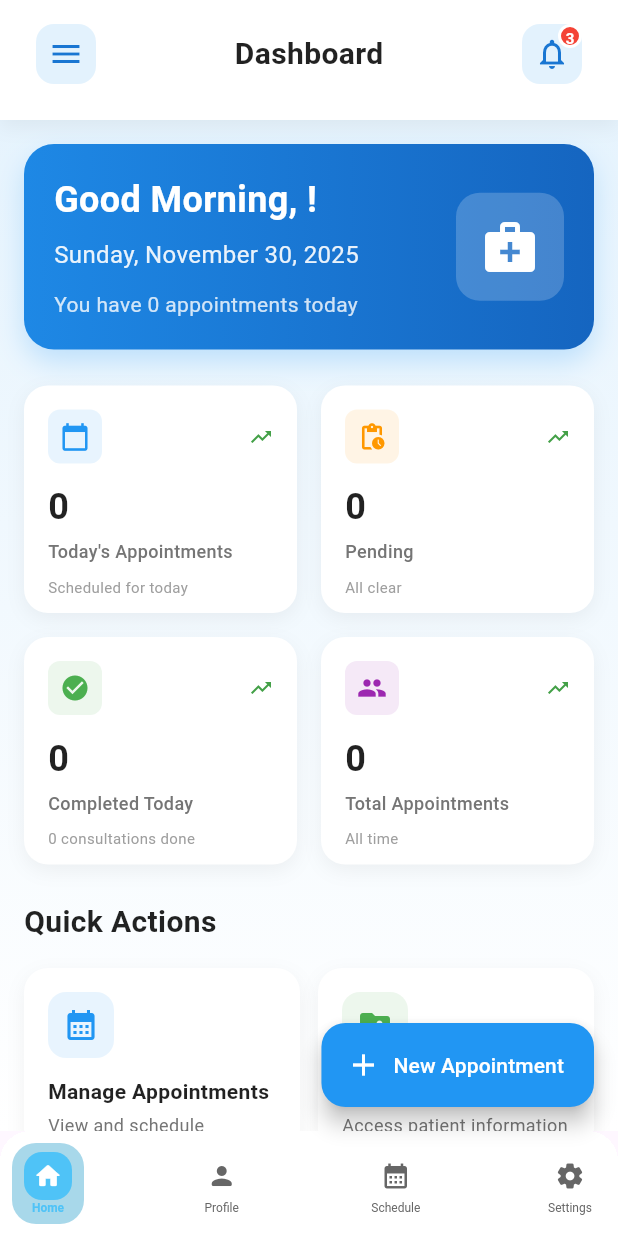
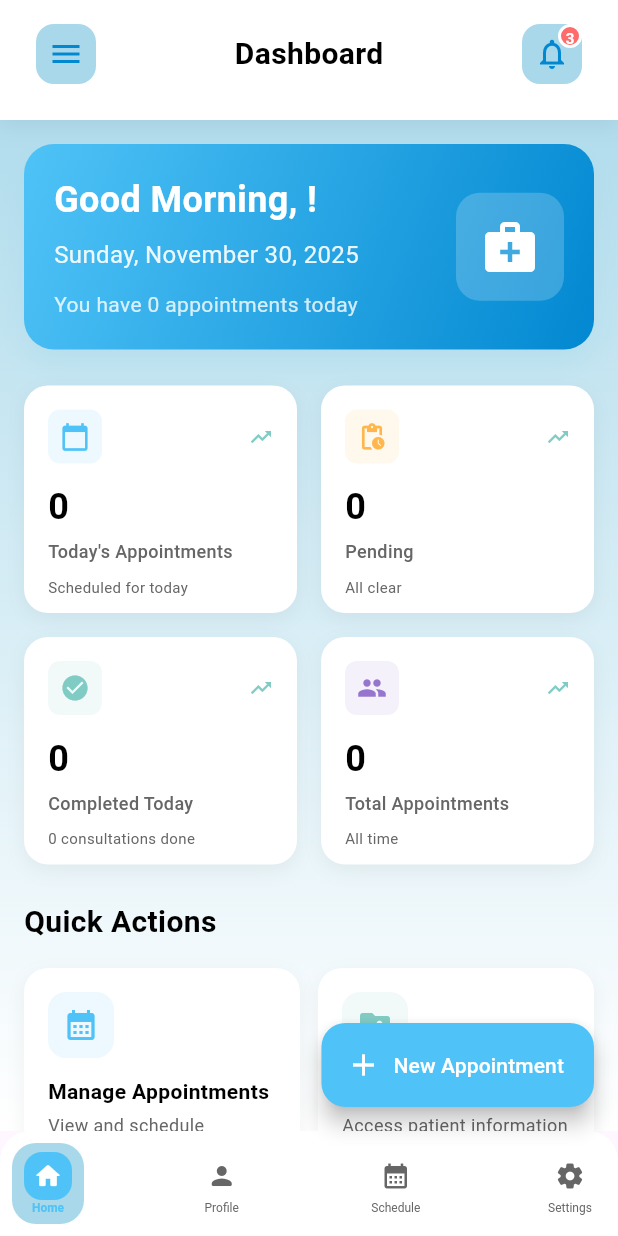
Before and after one commit to M-Shoaib-Arshad/LifeEase-A-smart-healthcare-app, a Flutter app: the DoctorHomeScreen screen opened directly, on a phone screen of 412 x 824 dp. Run offline on Flutter 3.47's test engine with Material 3 defaults, Android fonts, the phone set to English and light mode, and no system bars; our stand-ins replace cloud_firestore, firebase_auth, firebase_core, firebase_storage, flutter_dotenv, flutter_secure_storage and 9 more; missing offline and left inert: agora_rtc_engine; accounts and stored records are empty.

Commit message:
Update doctor home screen with new color scheme
Co-authored-by: M-Shoaib-Arshad <177859990+M-Shoaib-Arshad@users.noreply.github.com>

```diff
--- a/lib/screens/doctor/doctor_home_screen.dart
+++ b/lib/screens/doctor/doctor_home_screen.dart
@@ -7,6 +7,7 @@ import '../../providers/appointment_provider.dart';
 import '../../models/appointment.dart';
 import '../../widgets/side_drawer.dart';
 import '../../widgets/bottom_nav_bar.dart';
+import '../../utils/app_colors.dart';
 
 class DoctorHomeScreen extends StatefulWidget {
   const DoctorHomeScreen({super.key});
@@ -93,13 +94,13 @@ class _DoctorHomeScreenState extends State<DoctorHomeScreen>
     if (_isLoading) {
       return Scaffold(
         body: Container(
-          decoration: BoxDecoration(
+          decoration: const BoxDecoration(
             gradient: LinearGradient(
               begin: Alignment.topCenter,
               end: Alignment.bottomCenter,
               colors: [
-                Colors.blue.shade50,
-                Colors.white,
+                AppColors.primaryLight,
+                AppColors.bgCard,
               ],
             ),
           ),
@@ -131,13 +132,13 @@ class _DoctorHomeScreenState extends State<DoctorHomeScreen>
 
     return Scaffold(
       body: Container(
-        decoration: BoxDecoration(
+        decoration: const BoxDecoration(
           gradient: LinearGradient(
             begin: Alignment.topCenter,
             end: Alignment.bottomCenter,
             colors: [
-              Colors.blue.shade50,
-              Colors.white,
+              AppColors.primaryLight,
+              AppColors.bgCard,
             ],
           ),
         ),
@@ -193,8 +194,8 @@ class _DoctorHomeScreenState extends State<DoctorHomeScreen>
         onPressed: () {
           context.go('/doctor/appointment-management');
         },
-        backgroundColor: Colors.blue,
-        foregroundColor: Colors.white,
+        backgroundColor: AppColors.primary,
+        foregroundColor: AppColors.textLight,
         icon: const Icon(Icons.add),
         label: const Text('New Appointment'),
       ),
@@ -205,7 +206,7 @@ class _DoctorHomeScreenState extends State<DoctorHomeScreen>
     return Container(
       padding: const EdgeInsets.fromLTRB(16, 8, 16, 16),
       decoration: BoxDecoration(
-        color: Colors.white,
+        color: AppColors.bgCard,
         boxShadow: [
           BoxShadow(
             color: Colors.black.withOpacity(0.05),
@@ -221,12 +222,12 @@ class _DoctorHomeScreenState extends State<DoctorHomeScreen>
               icon: Container(
                 padding: const EdgeInsets.all(8),
                 decoration: BoxDecoration(
-                  color: Colors.blue.shade50,
+                  color: AppColors.primaryLight,
                   borderRadius: BorderRadius.circular(12),
                 ),
-                child: Icon(
+                child: const Icon(
                   Icons.menu,
-                  color: Colors.blue.shade700,
+                  color: AppColors.primaryDark,
                 ),
               ),
               onPressed: () => Scaffold.of(context).openDrawer(),
@@ -238,7 +239,7 @@ class _DoctorHomeScreenState extends State<DoctorHomeScreen>
             style: TextStyle(
               fontSize: 20,
               fontWeight: FontWeight.bold,
-              color: Colors.black87,
+              color: AppColors.textPrimary,
             ),
           ),
           const Spacer(),
@@ -248,12 +249,12 @@ class _DoctorHomeScreenState extends State<DoctorHomeScreen>
                 icon: Container(
                   padding: const EdgeInsets.all(8),
                   decoration: BoxDecoration(
-                    color: Colors.blue.shade50,
+                    color: AppColors.primaryLight,
                     borderRadius: BorderRadius.circular(12),
                   ),
-                  child: Icon(
+                  child: const Icon(
                     Icons.notifications_outlined,
-                    color: Colors.blue.shade700,
+                    color: AppColors.primaryDark,
                   ),
                 ),
                 onPressed: () {
@@ -267,15 +268,15 @@ class _DoctorHomeScreenState extends State<DoctorHomeScreen>
                   width: 16,
                   height: 16,
                   decoration: BoxDecoration(
-                    color: Colors.red,
+                    color: AppColors.accentCoral,
                     shape: BoxShape.circle,
-                    border: Border.all(color: Colors.white, width: 2),
+                    border: Border.all(color: AppColors.textLight, width: 2),
                   ),
                   child: const Center(
                     child: Text(
                       '3',
                       style: TextStyle(
-                        color: Colors.white,
+                        color: AppColors.textLight,
                         fontSize: 10,
                         fontWeight: FontWeight.bold,
                       ),
@@ -302,13 +303,11 @@ class _DoctorHomeScreenState extends State<DoctorHomeScreen>
     return Container(
       padding: const EdgeInsets.all(20),
       decoration: BoxDecoration(
-        gradient: LinearGradient(
-          colors: [Colors.blue.shade600, Colors.blue.shade800],
-        ),
+        gradient: AppColors.primaryGradient,
         borderRadius: BorderRadius.circular(20),
         boxShadow: [
           BoxShadow(
-            color: Colors.blue.shade200.withOpacity(0.5),
+            color: AppColors.primaryLight.withOpacity(0.5),
             blurRadius: 15,
             offset: const Offset(0, 8),
           ),
@@ -328,7 +327,7 @@ class _DoctorHomeScreenState extends State<DoctorHomeScreen>
                       style: const TextStyle(
                         fontSize: 24,
                         fontWeight: FontWeight.bold,
-                        color: Colors.white,
+                        color: AppColors.textLight,
                       ),
                     ),
                     const SizedBox(height: 8),
@@ -336,7 +335,7 @@ class _DoctorHomeScreenState extends State<DoctorHomeScreen>
                       DateFormat('EEEE, MMMM d, yyyy').format(now),
                       style: TextStyle(
                         fontSize: 16,
-                        color: Colors.white.withOpacity(0.9),
+                        color: AppColors.textLight.withOpacity(0.9),
                       ),
                     ),
                     const SizedBox(height: 12),
@@ -344,7 +343,7 @@ class _DoctorHomeScreenState extends State<DoctorHomeScreen>
                       'You have $todayAppointmentsCount appointments today',
                       style: TextStyle(
                         fontSize: 14,
-                        color: Colors.white.withOpacity(0.8),
+                        color: AppColors.textLight.withOpacity(0.8),
                       ),
                     ),
                   ],
@@ -353,13 +352,13 @@ class _DoctorHomeScreenState extends State<DoctorHomeScreen>
               Container(
                 padding: const EdgeInsets.all(16),
                 decoration: BoxDecoration(
-                  color: Colors.white.withOpacity(0.2),
+                  color: AppColors.textLight.withOpacity(0.2),
                   borderRadius: BorderRadius.circular(16),
                 ),
                 child: const Icon(
                   Icons.medical_services,
                   size: 40,
-                  color: Colors.white,
+                  color: AppColors.textLight,
                 ),
               ),
             ],
@@ -376,21 +375,21 @@ class _DoctorHomeScreenState extends State<DoctorHomeScreen>
         'title': 'Today\'s Appointments',
         'value': todayAppointments.toString(),
         'icon': Icons.calendar_today,
-        'color': Colors.blue,
+        'color': AppColors.primary,
         'change': 'Scheduled for today',
       },
       {
         'title': 'Pending',
         'value': pendingAppointments.toString(),
         'icon': Icons.pending_actions,
-        'color': Colors.orange,
+        'color': AppColors.warning,
         'change': pendingAppointments > 0 ? 'Needs attention' : 'All clear',
       },
       {
         'title': 'Completed Today',
         'value': completedToday.toString(),
         'icon': Icons.check_circle,
-        'color': Colors.green,
+        'color': AppColors.accentMint,
         'change': '$completedToday consultations done',
       },
       {
@@ -400,7 +399,7 @@ class _DoctorHomeScreenState extends State<DoctorHomeScreen>
             .length
             .toString(),
         'icon': Icons.people,
-        'color': Colors.purple,
+        'color': AppColors.accentPurple,
         'change': 'All time',
       },
     ];
@@ -420,7 +419,7 @@ class _DoctorHomeScreenState extends State<DoctorHomeScreen>
         return Container(
           padding: const EdgeInsets.all(16),
           decoration: BoxDecoration(
-            color: Colors.white,
+            color: AppColors.bgCard,
             borderRadius: BorderRadius.circular(16),
             boxShadow: [
               BoxShadow(
@@ -448,9 +447,9 @@ class _DoctorHomeScreenState extends State<DoctorHomeScreen>
                     ),
                   ),
                   const Spacer(),
-                  Icon(
+                  const Icon(
                     Icons.trending_up,
-                    color: Colors.green.shade600,
+                    color: AppColors.accentMint,
                     size: 16,
                   ),
                 ],
@@ -461,24 +460,24 @@ class _DoctorHomeScreenState extends State<DoctorHomeScreen>
                 style: const TextStyle(
                   fontSize: 24,
                   fontWeight: FontWeight.bold,
-                  color: Colors.black87,
+                  color: AppColors.textPrimary,
                 ),
               ),
               const SizedBox(height: 4),
               Text(
                 stat['title'] as String,
-                style: TextStyle(
+                style: const TextStyle(
                   fontSize: 12,
-                  color: Colors.grey.shade600,
+                  color: AppColors.textSecondary,
                   fontWeight: FontWeight.w500,
                 ),
               ),
               const SizedBox(height: 8),
               Text(
                 stat['change'] as String,
-                style: TextStyle(
+                style: const TextStyle(
                   fontSize: 10,
-                  color: Colors.grey.shade500,
+                  color: AppColors.textSecondary,
                 ),
               ),
             ],
@@ -494,28 +493,28 @@ class _DoctorHomeScreenState extends State<DoctorHomeScreen>
         'title': 'Manage Appointments',
         'subtitle': 'View and schedule appointments',
         'icon': Icons.calendar_month,
-        'color': Colors.blue,
+        'color': AppColors.primary,
         'route': '/doctor/appointment-management',
       },
       {
         'title': 'Patient Records',
         'subtitle': 'Access patient information',
         'icon': Icons.folder_shared,
-        'color': Colors.green,
+        'color': AppColors.accentMint,
         'route': '/doctor/patient-details',
       },
       {
         'title': 'Prescriptions',
         'subtitle': 'Manage medications',
         'icon': Icons.medication,
-        'color': Colors.orange,
+        'color': AppColors.warning,
         'route': '/doctor/prescriptions',
       },
       {
         'title': 'Reports',
         'subtitle': 'View analytics and reports',
         'icon': Icons.analytics,
-        'color': Colors.purple,
+        'color': AppColors.accentPurple,
         'route': '/doctor/reports',
       },
     ];
@@ -528,7 +527,7 @@ class _DoctorHomeScreenState extends State<DoctorHomeScreen>
           style: TextStyle(
             fontSize: 20,
             fontWeight: FontWeight.bold,
-            color: Colors.black87,
+            color: AppColors.textPrimary,
           ),
         ),
         const SizedBox(height: 16),
@@ -546,7 +545,7 @@ class _DoctorHomeScreenState extends State<DoctorHomeScreen>
             final action = actions[index];
             return Container(
               decoration: BoxDecoration(
-                color: Colors.white,
+                color: AppColors.bgCard,
                 borderRadius: BorderRadius.circular(16),
                 boxShadow: [
                   BoxShadow(
@@ -585,15 +584,15 @@ class _DoctorHomeScreenState extends State<DoctorHomeScreen>
                           style: const TextStyle(
                             fontSize: 14,
                             fontWeight: FontWeight.bold,
-                            color: Colors.black87,
+                            color: AppColors.textPrimary,
                           ),
                         ),
                         const SizedBox(height: 4),
                         Text(
                           action['subtitle'] as String,
-                          style: TextStyle(
+                          style: const TextStyle(
                             fontSize: 12,
-                            color: Colors.grey.shade600,
+                            color: AppColors.textSecondary,
                           ),
                         ),
                       ],
@@ -620,7 +619,7 @@ class _DoctorHomeScreenState extends State<DoctorHomeScreen>
               style: TextStyle(
                 fontSize: 20,
                 fontWeight: FontWeight.bold,
-                color: Colors.black87,
+                color: AppColors.textPrimary,
               ),
             ),
             TextButton(
@@ -634,7 +633,7 @@ class _DoctorHomeScreenState extends State<DoctorHomeScreen>
           Container(
             padding: const EdgeInsets.all(32),
             decoration: BoxDecoration(
-              color: Colors.white,
+              color: AppColors.bgCard,
               borderRadius: BorderRadius.circular(16),
               boxShadow: [
                 BoxShadow(
@@ -644,20 +643,20 @@ class _DoctorHomeScreenState extends State<DoctorHomeScreen>
                 ),
               ],
             ),
-            child: Center(
+            child: const Center(
               child: Column(
                 children: [
                   Icon(
                     Icons.calendar_today_outlined,
                     size: 48,
-                    color: Colors.grey.shade400,
+                    color: AppColors.textSecondary,
                   ),
-                  const SizedBox(height: 16),
+                  SizedBox(height: 16),
                   Text(
                     'No upcoming appointments',
                     style: TextStyle(
                       fontSize: 16,
-                      color: Colors.grey.shade600,
+                      color: AppColors.textSecondary,
                     ),
                   ),
                 ],
@@ -667,7 +666,7 @@ class _DoctorHomeScreenState extends State<DoctorHomeScreen>
         else
           Container(
             decoration: BoxDecoration(
-              color: Colors.white,
+              color: AppColors.bgCard,
               borderRadius: BorderRadius.circular(16),
               boxShadow: [
                 BoxShadow(
@@ -688,9 +687,9 @@ class _DoctorHomeScreenState extends State<DoctorHomeScreen>
                   decoration: BoxDecoration(
                     border: isLast
                         ? null
-                        : Border(
+                        : const Border(
                             bottom: BorderSide(
-                              color: Colors.grey.shade200,
+                              color: AppColors.borderLight,
                               width: 1,
                             ),
                           ),
@@ -702,8 +701,8 @@ class _DoctorHomeScreenState extends State<DoctorHomeScreen>
                         height: 40,
                         decoration: BoxDecoration(
                           color: appointment.status == 'scheduled'
-                              ? Colors.blue
-                              : Colors.orange,
+                              ? AppColors.primary
+                              : AppColors.warning,
                           borderRadius: BorderRadius.circular(2),
                         ),
                       ),
@@ -729,15 +728,15 @@ class _DoctorHomeScreenState extends State<DoctorHomeScreen>
                                       vertical: 2,
                                     ),
                                     decoration: BoxDecoration(
-                                      color: Colors.orange.shade100,
+                                      color: AppColors.warning.withOpacity(0.2),
                                       borderRadius: BorderRadius.circular(8),
                                     ),
                                     child: Text(
                                       appointment.status.toUpperCase(),
-                                      style: TextStyle(
+                                      style: const TextStyle(
                                         fontSize: 10,
                                         fontWeight: FontWeight.bold,
-                                        color: Colors.orange.shade700,
+                                        color: AppColors.warning,
                                       ),
                                     ),
                                   ),
@@ -746,8 +745,8 @@ class _DoctorHomeScreenState extends State<DoctorHomeScreen>
                             const SizedBox(height: 4),
                             Text(
                               appointment.notes ?? 'No notes',
-                              style: TextStyle(
-                                color: Colors.grey.shade600,
+                              style: const TextStyle(
+                                color: AppColors.textSecondary,
                                 fontSize: 14,
                               ),
                               maxLines: 1,
@@ -765,14 +764,14 @@ class _DoctorHomeScreenState extends State<DoctorHomeScreen>
                             style: const TextStyle(
                               fontSize: 14,
                               fontWeight: FontWeight.bold,
-                              color: Colors.black87,
+                              color: AppColors.textPrimary,
                             ),
                           ),
                           const SizedBox(height: 4),
-                          Icon(
+                          const Icon(
                             Icons.arrow_forward_ios,
                             size: 12,
-                            color: Colors.grey.shade400,
+                            color: AppColors.textSecondary,
                           ),
                         ],
                       ),
```
